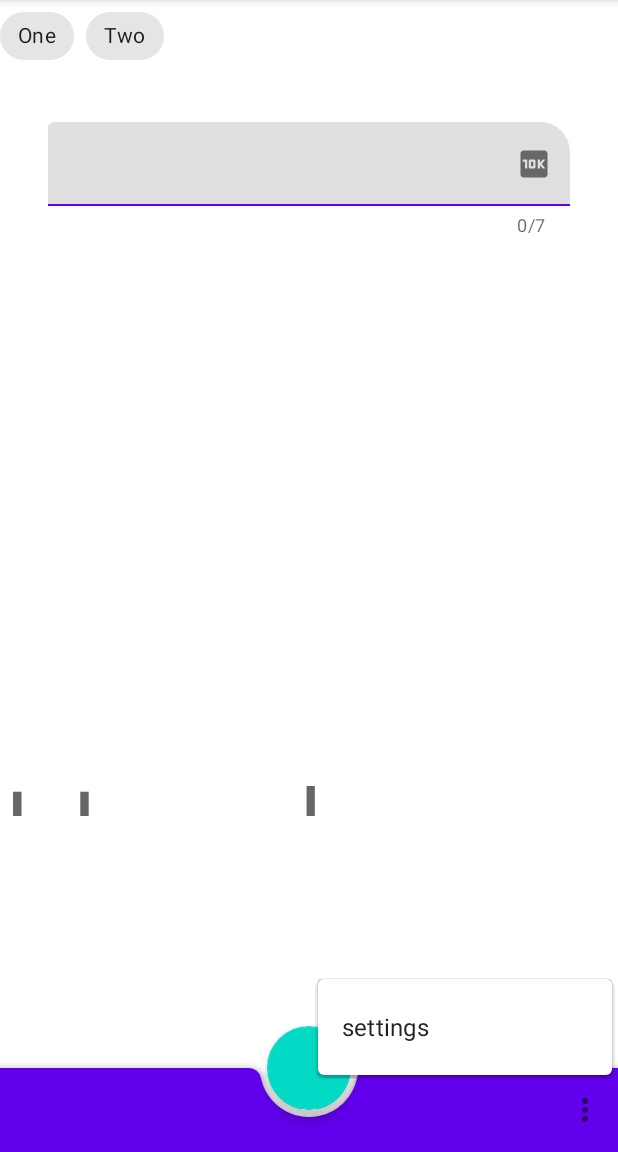
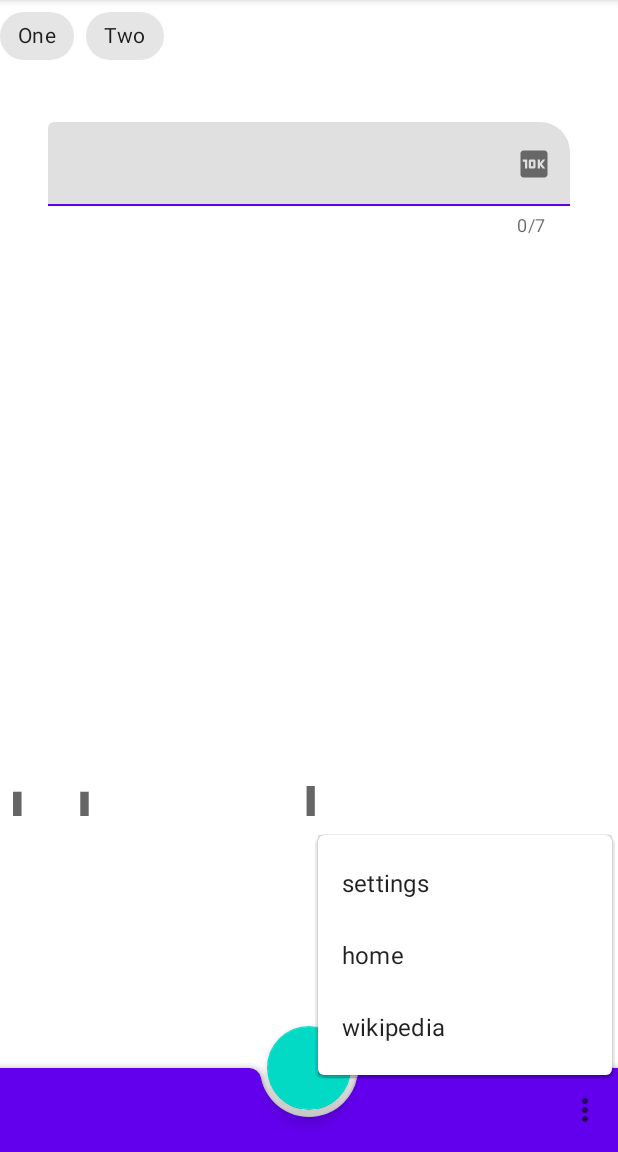
Before and after one commit to Pavelbour/MaterialApp, an Android app: the screen it shows after launch (MainActivity), with the options menu open, on a phone screen of 412 x 824 dp, the part 84-1236 px from its top. Run offline under Robolectric (Android 15) with nearby library versions, the phone set to English and light mode, and no system bars; pictures from the network do not load.

```diff
--- a/app/src/main/res/menu/menu_bottom_appbar.xml
+++ b/app/src/main/res/menu/menu_bottom_appbar.xml
@@ -4,4 +4,12 @@
     <item
         android:id="@+id/menu_bottom_appbar_settings"
         android:title="settings"/>
+
+    <item
+        android:id="@+id/menu_bottom_appbar_home"
+        android:title="home"/>
+
+    <item
+        android:id="@+id/menu_bottom_appbar_wikipedia"
+        android:title="wikipedia"/>
 </menu>
```
Also changed, not shown: app/src/main/java/ru/gb/materialapp/ui/MainFragment.kt (+14 -0 lines), app/src/main/java/ru/gb/materialapp/ui/WikiFragment.kt (added, +20 -0 lines), app/src/main/res/layout/fragment_wiki.xml (added, +12 -0 lines).
